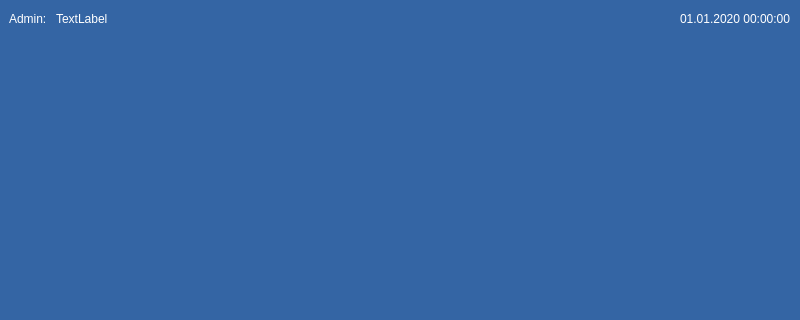
First picture: the form in mainwindow.ui, repository munaibalhelali/WarehouseSystem_using_Qt, before the edit; both pictures show x 0 to 800 and y 0 to 320 of the 800 by 500 pixel window.
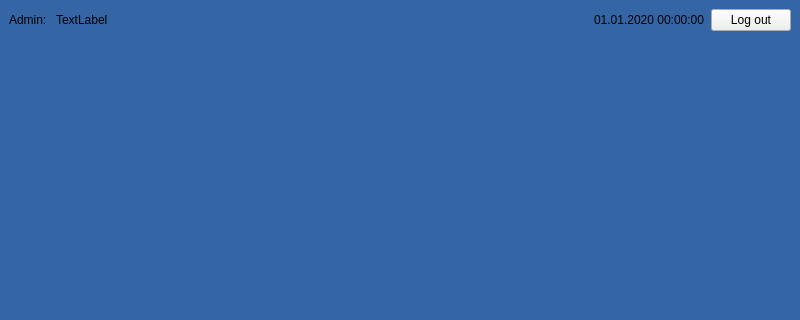
Second picture: the form after the edit.

Commit message: added logout button

Diff of the .ui file:
```diff
--- a/mainwindow.ui
+++ b/mainwindow.ui
@@ -17,11 +17,7 @@
    <string notr="true">#centralwidget {
 background-color: rgb(52, 101, 164);
 }
-
-QLabel {
-	color: rgb(255, 255, 255);
-	font: 75 14pt &quot;Ubuntu Condensed&quot;;
-}</string>
+</string>
   </property>
   <widget class="QWidget" name="centralwidget">
    <layout class="QVBoxLayout" name="verticalLayout">
@@ -79,14 +75,17 @@
         </property>
        </widget>
       </item>
+      <item>
+       <widget class="QPushButton" name="logoutPushButton">
+        <property name="text">
+         <string>Log out</string>
+        </property>
+       </widget>
+      </item>
      </layout>
     </item>
     <item>
-     <widget class="QWidget" name="controlWidget" native="true">
-      <property name="styleSheet">
-       <string notr="true"/>
-      </property>
-     </widget>
+     <widget class="QWidget" name="controlWidget" native="true"/>
     </item>
    </layout>
   </widget>
```
The commit also changes 2 other files.
